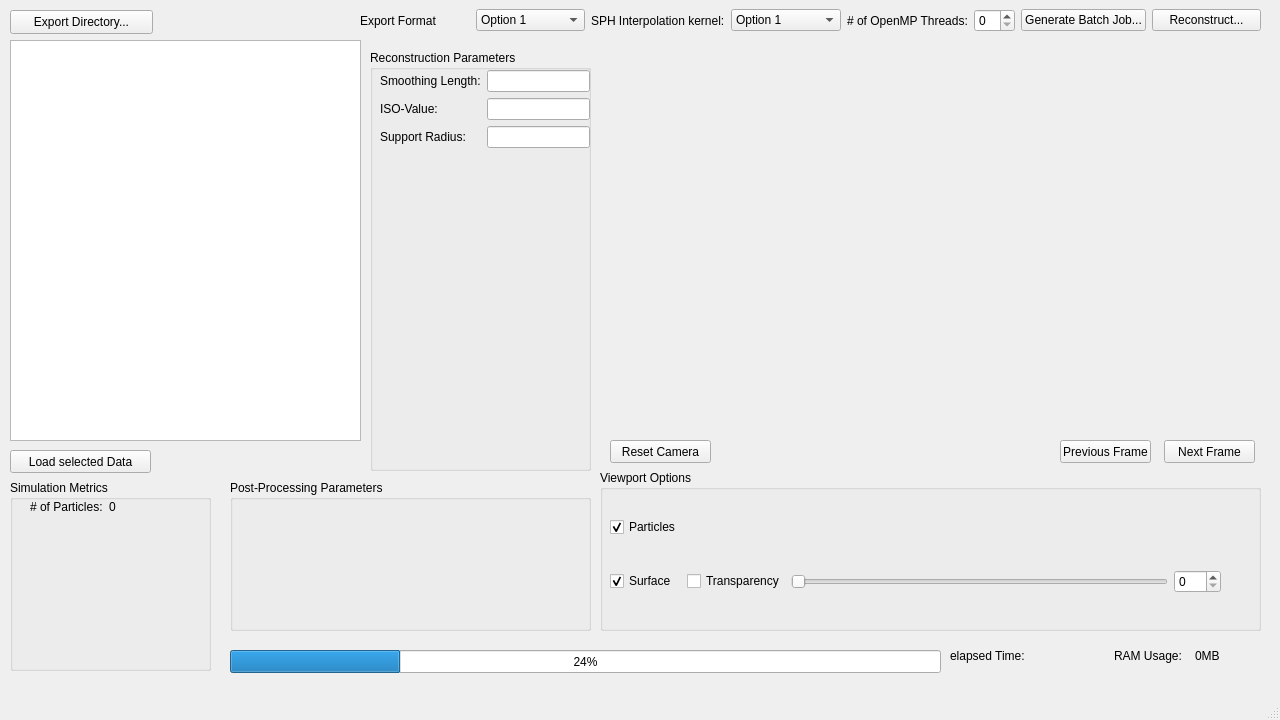
Qt form LabProject/mainwindow.ui (CedricM9/SPH-Surface-Reconstruction) before a commit.
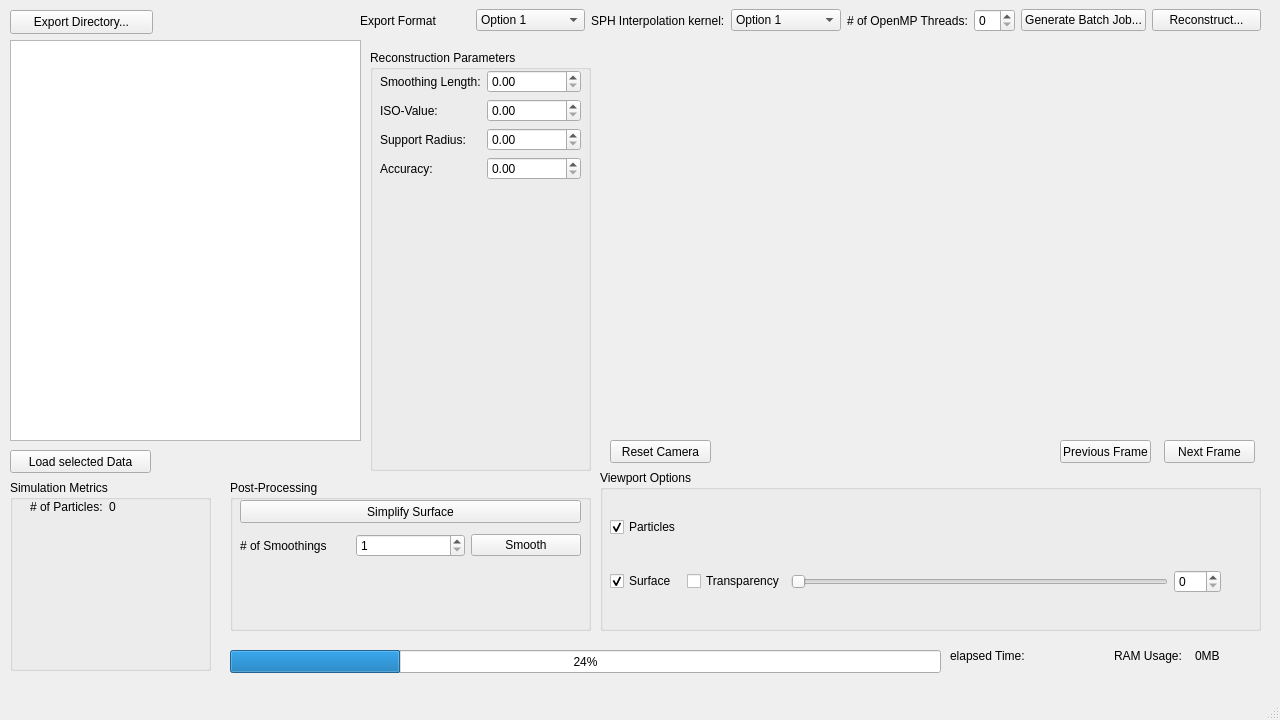
The same form after that commit. Icons and pictures are not drawn.

Commit message: Replaced LineEdits with DoubleSpinBoxes

What changed in the file:
```diff
--- a/LabProject/mainwindow.ui
+++ b/LabProject/mainwindow.ui
@@ -44,7 +44,7 @@
       <rect>
        <x>10</x>
        <y>20</y>
-       <width>210</width>
+       <width>201</width>
        <height>391</height>
       </rect>
      </property>
@@ -56,9 +56,6 @@
         </property>
        </widget>
       </item>
-      <item row="0" column="1">
-       <widget class="QLineEdit" name="smoothingLineEdit"/>
-      </item>
       <item row="1" column="0">
        <widget class="QLabel" name="isoLabel">
         <property name="text">
@@ -66,9 +63,6 @@
         </property>
        </widget>
       </item>
-      <item row="1" column="1">
-       <widget class="QLineEdit" name="isoLineEdit"/>
-      </item>
       <item row="2" column="0">
        <widget class="QLabel" name="radiusLabel">
         <property name="text">
@@ -76,8 +70,24 @@
         </property>
        </widget>
       </item>
+      <item row="3" column="0">
+       <widget class="QLabel" name="AccuracyLabel">
+        <property name="text">
+         <string>Accuracy:</string>
+        </property>
+       </widget>
+      </item>
+      <item row="0" column="1">
+       <widget class="QDoubleSpinBox" name="smoothingDoubleSpinBox"/>
+      </item>
+      <item row="1" column="1">
+       <widget class="QDoubleSpinBox" name="isoDoubleSpinBox"/>
+      </item>
       <item row="2" column="1">
-       <widget class="QLineEdit" name="radiusLineEdit"/>
+       <widget class="QDoubleSpinBox" name="supportDoubleSpinBox"/>
+      </item>
+      <item row="3" column="1">
+       <widget class="QDoubleSpinBox" name="accuracyDoubleSpinBox"/>
       </item>
      </layout>
     </widget>
@@ -92,8 +102,57 @@
      </rect>
     </property>
     <property name="title">
-     <string>Post-Processing Parameters</string>
+     <string>Post-Processing</string>
     </property>
+    <widget class="QWidget" name="gridLayoutWidget_2">
+     <property name="geometry">
+      <rect>
+       <x>10</x>
+       <y>50</y>
+       <width>341</width>
+       <height>31</height>
+      </rect>
+     </property>
+     <layout class="QGridLayout" name="gridLayout">
+      <item row="1" column="0">
+       <widget class="QLabel" name="postSmoothingLabel">
+        <property name="text">
+         <string># of Smoothings</string>
+        </property>
+       </widget>
+      </item>
+      <item row="1" column="1">
+       <widget class="QSpinBox" name="postSmoothingSpinBox">
+        <property name="minimum">
+         <number>1</number>
+        </property>
+        <property name="maximum">
+         <number>20</number>
+        </property>
+       </widget>
+      </item>
+      <item row="1" column="2">
+       <widget class="QPushButton" name="postSmoothingPushButton">
+        <property name="text">
+         <string>Smooth</string>
+        </property>
+       </widget>
+      </item>
+     </layout>
+    </widget>
+    <widget class="QPushButton" name="simplifyPushButton">
+     <property name="geometry">
+      <rect>
+       <x>10</x>
+       <y>20</y>
+       <width>341</width>
+       <height>23</height>
+      </rect>
+     </property>
+     <property name="text">
+      <string>Simplify Surface</string>
+     </property>
+    </widget>
    </widget>
    <widget class="QGroupBox" name="simulationMetricsGroupBox">
     <property name="geometry">
```
The commit also changes 2 other files.
